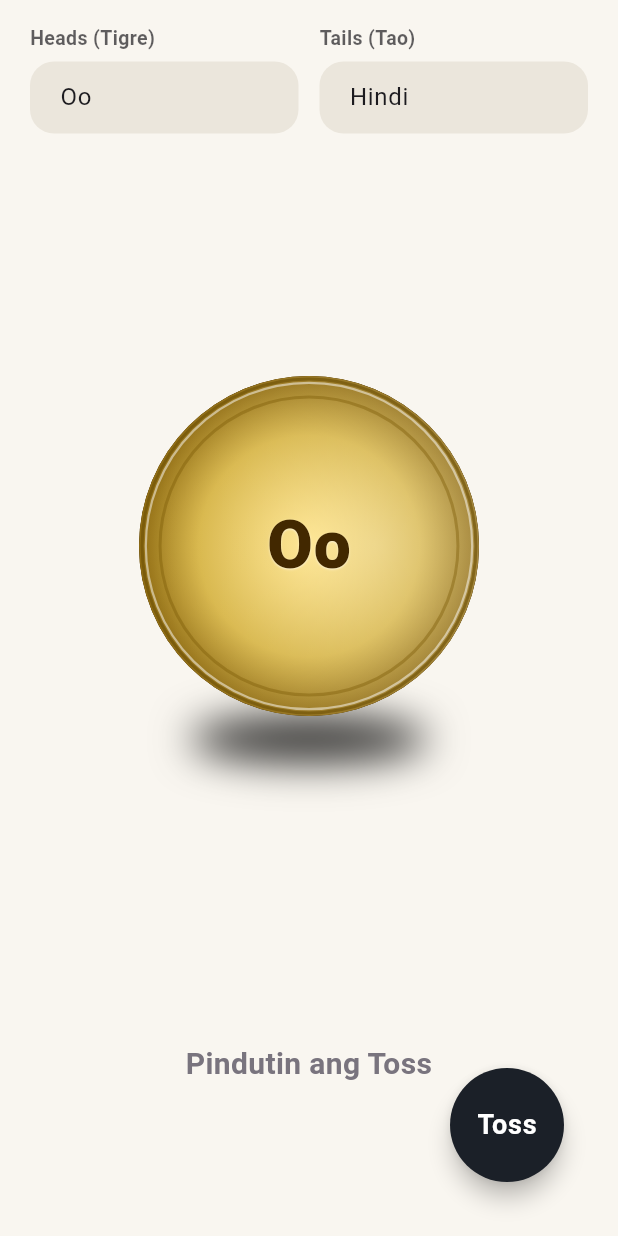
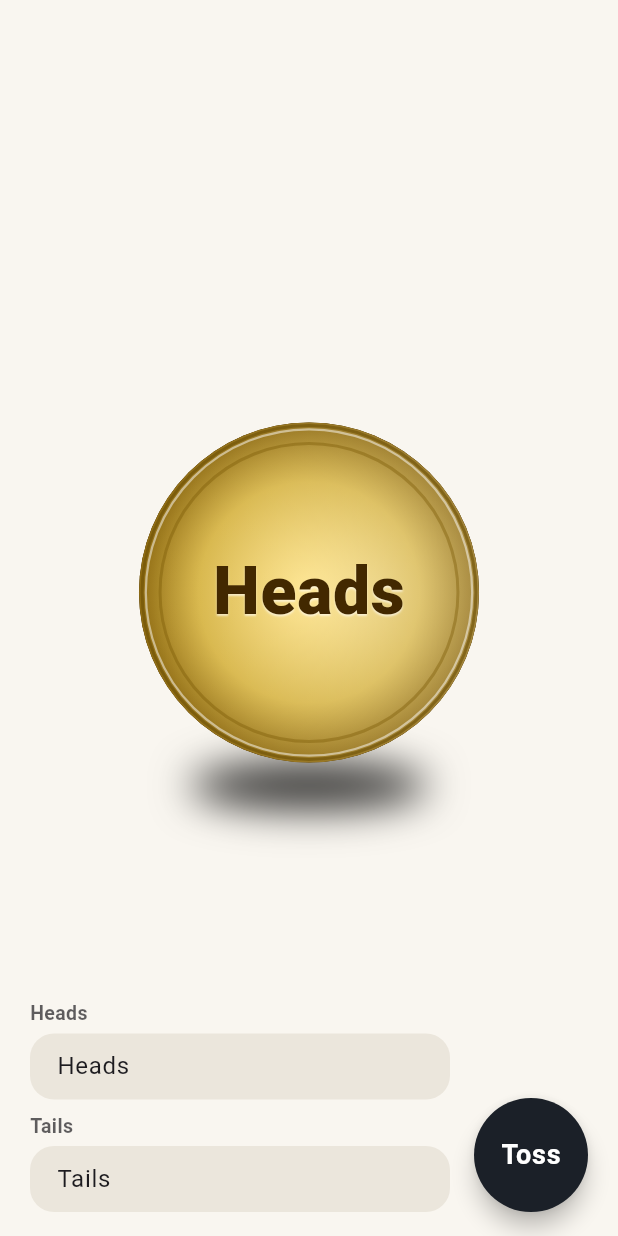
Before and after one commit to jhonemilmnilo/FateFlip, a Flutter app: the screen it shows after launch, on a phone screen of 412 x 824 dp. Run offline on Flutter 3.47's test engine with Material 3 defaults, Android fonts, the phone set to English and light mode, and no system bars; our stand-ins replace flutter_riverpod, shared_preferences.

Commit message:
I add the bugs

```diff
--- a/lib/features/toss/toss_config.dart
+++ b/lib/features/toss/toss_config.dart
@@ -18,9 +18,9 @@ class TossConfig {
   static const String prefsHeadsKey = 'toss_heads_label';
   static const String prefsTailsKey = 'toss_tails_label';
 
-  // Default labels
-  static const String defaultHeadsLabel = 'Oo';
-  static const String defaultTailsLabel = 'Hindi';
+  // Default labels (empty by default, users can freely input or rely on fallbacks)
+  static const String defaultHeadsLabel = '';
+  static const String defaultTailsLabel = '';
   static const String fallbackHeadsLabel = 'Heads';
   static const String fallbackTailsLabel = 'Tails';
   static const int maxLabelLength = 40;
@@ -38,8 +38,8 @@ class TossConfig {
   static const double coinThickness = 8.0; // Thickness fake disc spacing
   static const int thicknessLayers = 8;
 
-  // Arc Tweens (TranslateY px)
-  static const double tossApexHeight = -240.0;
+  // Arc Tweens (TranslateY px) - high dramatic launch apex
+  static const double tossApexHeight = -380.0;
   static const double bounce1Height = -22.0;
   static const double bounce2Height = -6.0;
   static const double maxScaleApex = 1.3;
--- a/lib/features/toss/toss_screen.dart
+++ b/lib/features/toss/toss_screen.dart
@@ -41,7 +41,7 @@ class _TossScreenState extends ConsumerState<TossScreen> with SingleTickerProvid
     );
 
     _resultSlideAnimation = Tween<Offset>(
-      begin: const Offset(0.0, TossConfig.resultSlideOffset / 22.0),
+      begin: const Offset(0.0, -TossConfig.resultSlideOffset / 22.0),
       end: Offset.zero,
     ).animate(CurvedAnimation(
       parent: _resultFadeController,
@@ -91,52 +91,38 @@ class _TossScreenState extends ConsumerState<TossScreen> with SingleTickerProvid
     final theme = Theme.of(context);
 
     return Scaffold(
-      floatingActionButtonLocation: FloatingActionButtonLocation.endFloat,
-      floatingActionButton: Padding(
-        padding: const EdgeInsets.only(
-          right: TossConfig.fabMargin,
-          bottom: TossConfig.fabMargin,
-        ),
-        child: TossFab(
-          isFlipping: tossState.isFlipping,
-          onPressed: _onTossPressed,
-        ),
-      ),
       body: SafeArea(
         child: LayoutBuilder(
           builder: (context, constraints) {
             final screenWidth = constraints.maxWidth;
             final screenHeight = constraints.maxHeight;
 
-            // Coin sizing according to spec 5.2
+            // Coin sizing according to spec
             final targetCoinSize = math.min(
               screenWidth * TossConfig.coinWidthFactor,
               TossConfig.maxCoinDiameter,
             );
-            // Dynamic scale on short screens (e.g. landscape/small devices)
-            final coinDiameter = math.min(targetCoinSize, screenHeight * 0.35);
+            // Dynamic scale on shorter screens
+            final coinDiameter = math.min(targetCoinSize, screenHeight * 0.38);
 
             return SingleChildScrollView(
-              padding: const EdgeInsets.fromLTRB(
-                20.0,
-                16.0,
-                20.0,
-                TossConfig.scrollBottomPadding,
-              ),
+              padding: const EdgeInsets.symmetric(horizontal: 20.0, vertical: 16.0),
               child: ConstrainedBox(
                 constraints: BoxConstraints(
-                  minHeight: constraints.maxHeight - TossConfig.scrollBottomPadding,
+                  minHeight: constraints.maxHeight - 32.0,
                 ),
                 child: Column(
                   mainAxisAlignment: MainAxisAlignment.spaceBetween,
                   children: [
-                    // Top: Two text fields side-by-side
-                    _buildInputSection(theme, tossState),
+                    // TOP: Result announcement area
+                    _buildResultArea(theme, tossState),
 
-                    const SizedBox(height: 24),
+                    const SizedBox(height: 72),
 
-                    // Center Stage: Coin & ground shadow
-                    Center(
+                    // CENTER STAGE: Coin & ground shadow (shifted lower for maximum flip clearance)
+                    Padding(
+                      padding: const EdgeInsets.only(top: 20.0, bottom: 8.0),
+                      child: Center(
                         child: CoinView(
                           key: _coinViewKey,
                           diameter: coinDiameter,
@@ -145,7 +131,6 @@ class _TossScreenState extends ConsumerState<TossScreen> with SingleTickerProvid
                           isFlipping: tossState.isFlipping,
                           currentAngle: tossState.currentAngle,
                           onAnimationComplete: () {
-                          // The outcome was decided in prepareToss and passed into finalizeFlip
                             final isHeads = math.cos(tossState.currentAngle) >= 0;
                             final winningSide = isHeads ? CoinSide.heads : CoinSide.tails;
                             final winningLabel = isHeads
@@ -160,11 +145,12 @@ class _TossScreenState extends ConsumerState<TossScreen> with SingleTickerProvid
                           },
                         ),
                       ),
+                    ),
 
-                    const SizedBox(height: 24),
+                    const SizedBox(height: 12),
 
-                    // Bottom: Result announcement area
-                    _buildResultArea(theme, tossState),
+                    // BOTTOM: Inputs on the left, Toss FAB on the right
+                    _buildBottomControlBar(theme, tossState),
                   ],
                 ),
               ),
@@ -175,24 +161,88 @@ class _TossScreenState extends ConsumerState<TossScreen> with SingleTickerProvid
     );
   }
 
-  Widget _buildInputSection(ThemeData theme, TossState state) {
+  /// TOP: Clean result banner (Empty until flip settles and produces a winner)
+  Widget _buildResultArea(ThemeData theme, TossState state) {
+    final hasResult = state.resultLabel != null && !state.isFlipping;
+
+    return Semantics(
+      liveRegion: true,
+      label: hasResult
+          ? 'Winner is ${state.resultLabel}, ${state.resultSide == CoinSide.heads ? 'Heads' : 'Tails'}'
+          : '',
+      child: ConstrainedBox(
+        constraints: const BoxConstraints(minHeight: 76),
+        child: AnimatedBuilder(
+          animation: _resultFadeAnimation,
+          builder: (context, child) {
+            return Opacity(
+              opacity: hasResult ? _resultFadeAnimation.value : 0.0,
+              child: Transform.translate(
+                offset: hasResult ? _resultSlideAnimation.value : Offset.zero,
+                child: child,
+              ),
+            );
+          },
+          child: hasResult
+              ? Container(
+                  width: double.infinity,
+                  padding: const EdgeInsets.symmetric(vertical: 10, horizontal: 20),
+                  decoration: BoxDecoration(
+                    color: theme.colorScheme.surfaceContainerHighest.withValues(alpha: 0.6),
+                    borderRadius: BorderRadius.circular(20),
+                  ),
+                  child: Column(
+                    mainAxisSize: MainAxisSize.min,
+                    children: [
+                      Text(
+                        state.resultLabel!,
+                        textAlign: TextAlign.center,
+                        style: TextStyle(
+                          fontSize: TossConfig.resultFontSize + 4,
+                          fontWeight: FontWeight.w800,
+                          color: theme.colorScheme.onSurface,
+                          letterSpacing: 0.5,
+                        ),
+                      ),
+                      const SizedBox(height: 2),
+                      Text(
+                        state.resultSide == CoinSide.heads ? 'Heads' : 'Tails',
+                        style: TextStyle(
+                          fontSize: TossConfig.labelFontSize,
+                          fontWeight: FontWeight.w600,
+                          color: theme.colorScheme.primary,
+                        ),
+                      ),
+                    ],
+                  ),
+                )
+              : const SizedBox.shrink(),
+        ),
+      ),
+    );
+  }
+
+  /// BOTTOM: Side-by-side inputs on the left + Toss FAB fixed on the bottom right
+  Widget _buildBottomControlBar(ThemeData theme, TossState state) {
     return Row(
-      crossAxisAlignment: CrossAxisAlignment.start,
+      crossAxisAlignment: CrossAxisAlignment.end,
       children: [
-        // Heads Input
+        // Inputs stacked/aligned on the bottom left
         Expanded(
           child: Column(
             crossAxisAlignment: CrossAxisAlignment.start,
+            mainAxisSize: MainAxisSize.min,
             children: [
+              // Heads Input
               Text(
-                'Heads (Tigre)',
+                'Heads',
                 style: TextStyle(
                   fontSize: TossConfig.labelFontSize,
                   fontWeight: FontWeight.w600,
                   color: theme.colorScheme.onSurface.withValues(alpha: 0.7),
                 ),
               ),
-              const SizedBox(height: 6),
+              const SizedBox(height: 4),
               TextField(
                 controller: _headsController,
                 maxLength: TossConfig.maxLabelLength,
@@ -200,29 +250,25 @@ class _TossScreenState extends ConsumerState<TossScreen> with SingleTickerProvid
                 decoration: const InputDecoration(
                   counterText: '',
                   hintText: TossConfig.fallbackHeadsLabel,
+                  isDense: true,
+                  contentPadding: EdgeInsets.symmetric(horizontal: 14, vertical: 10),
                 ),
                 onChanged: (val) {
                   ref.read(tossControllerProvider.notifier).updateHeadsLabel(val);
                 },
               ),
-            ],
-          ),
-        ),
-        const SizedBox(width: 14),
+              const SizedBox(height: 8),
+
               // Tails Input
-        Expanded(
-          child: Column(
-            crossAxisAlignment: CrossAxisAlignment.start,
-            children: [
               Text(
-                'Tails (Tao)',
+                'Tails',
                 style: TextStyle(
                   fontSize: TossConfig.labelFontSize,
                   fontWeight: FontWeight.w600,
                   color: theme.colorScheme.onSurface.withValues(alpha: 0.7),
                 ),
               ),
-              const SizedBox(height: 6),
+              const SizedBox(height: 4),
               TextField(
                 controller: _tailsController,
                 maxLength: TossConfig.maxLabelLength,
@@ -230,6 +276,8 @@ class _TossScreenState extends ConsumerState<TossScreen> with SingleTickerProvid
                 decoration: const InputDecoration(
                   counterText: '',
                   hintText: TossConfig.fallbackTailsLabel,
+                  isDense: true,
+                  contentPadding: EdgeInsets.symmetric(horizontal: 14, vertical: 10),
                 ),
                 onChanged: (val) {
                   ref.read(tossControllerProvider.notifier).updateTailsLabel(val);
@@ -238,70 +286,15 @@ class _TossScreenState extends ConsumerState<TossScreen> with SingleTickerProvid
             ],
           ),
         ),
+
+        const SizedBox(width: 16),
+
+        // Fixed Toss FAB on bottom right
+        TossFab(
+          isFlipping: state.isFlipping,
+          onPressed: _onTossPressed,
+        ),
       ],
     );
   }
-
-  Widget _buildResultArea(ThemeData theme, TossState state) {
-    final hasResult = state.resultLabel != null && !state.isFlipping;
-
-    return Semantics(
-      liveRegion: true,
-      label: hasResult
-          ? 'Winner is ${state.resultLabel}, ${state.resultSide == CoinSide.heads ? 'Heads' : 'Tails'}'
-          : 'Pindutin ang Toss',
-      child: AnimatedBuilder(
-        animation: _resultFadeAnimation,
-        builder: (context, child) {
-          return Opacity(
-            opacity: hasResult ? _resultFadeAnimation.value : 1.0,
-            child: Transform.translate(
-              offset: hasResult
-                  ? _resultSlideAnimation.value
-                  : Offset.zero,
-              child: child,
-            ),
-          );
-        },
-        child: Container(
-          padding: const EdgeInsets.symmetric(vertical: 16, horizontal: 20),
-          child: Column(
-            mainAxisSize: MainAxisSize.min,
-            children: [
-              if (hasResult) ...[
-                Text(
-                  state.resultLabel!,
-                  textAlign: TextAlign.center,
-                  style: TextStyle(
-                    fontSize: TossConfig.resultFontSize,
-                    fontWeight: FontWeight.w800,
-                    color: theme.colorScheme.onSurface,
-                  ),
-                ),
-                const SizedBox(height: 4),
-                Text(
-                  state.resultSide == CoinSide.heads ? 'Heads' : 'Tails',
-                  style: TextStyle(
-                    fontSize: TossConfig.labelFontSize,
-                    fontWeight: FontWeight.w500,
-                    color: theme.colorScheme.outline,
-                  ),
-                ),
-              ] else ...[
-                Text(
-                  'Pindutin ang Toss',
-                  textAlign: TextAlign.center,
-                  style: TextStyle(
-                    fontSize: TossConfig.resultFontSize - 2,
-                    fontWeight: FontWeight.w600,
-                    color: theme.colorScheme.outline,
-                  ),
-                ),
-              ],
-            ],
-          ),
-        ),
-      ),
-    );
 }
-}
```
Also changed, not shown: 1 other file. Lines whose indentation alone changed are shown as unchanged.
